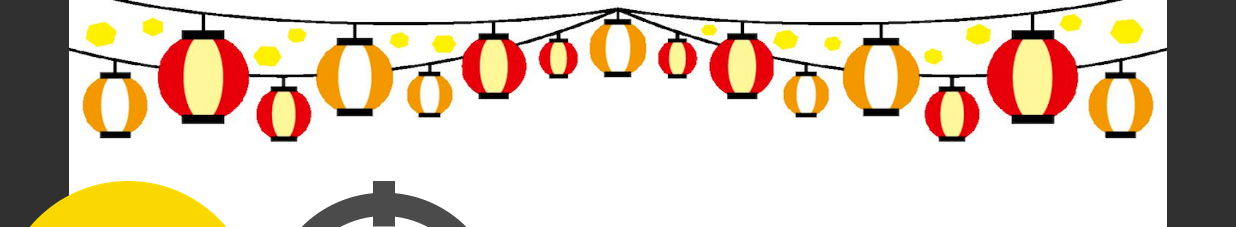
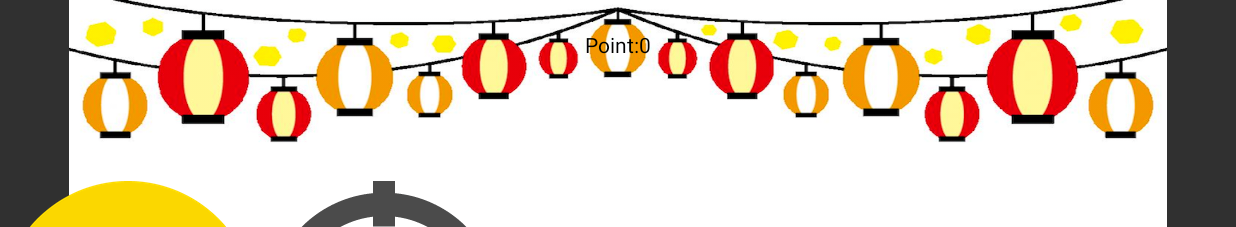
Before and after one commit to TakuKobayashi/Spajam2017, an Android app: the screen it shows after launch (MainActivity), on a phone screen of 824 x 412 dp (held sideways). Shown: the top 227 px of the screen. Run offline under Robolectric (Android 15) with nearby library versions, the phone set to English and light mode, and no system bars; libraries missing offline, so code that uses them is left out: com.google.android.gms; pictures from the network do not load; 9 statements that could not run were skipped.

Commit message:
一応ポイント表記

```diff
--- a/Android/app/src/main/java/kobayashi/taku/com/egaonotatsuzin/MainActivity.java
+++ b/Android/app/src/main/java/kobayashi/taku/com/egaonotatsuzin/MainActivity.java
@@ -37,6 +37,7 @@ public class MainActivity extends Activity {
     private Handler mDebugParameterHandler;
     private Handler mGenerateCircleHandler;
     private TextView mParamsText;
+    private TextView mPointValueText;
     private SoundGameView mSoundGameView;
     private Runnable mCircleRunnable;
     private float mPrevSmileValue = -1f;
@@ -48,6 +49,7 @@ public class MainActivity extends Activity {
     private int tenComboId;
     private int twentyComboId;
     private int comboCount = 0;
+    private int hitPoint = 0;
 
     @Override
     protected void onCreate(Bundle savedInstanceState) {
@@ -60,7 +62,8 @@ public class MainActivity extends Activity {
         Bitmap bgImage = ImageCacheManager.getInstance(ImageCacheManager.class).getImageFromAsset("images/game_background.png");
         bgImageView.setImageBitmap(bgImage);
 
-
+        mPointValueText = (TextView) findViewById(R.id.pointValueText);
+        mPointValueText.setText("Point:" + hitPoint);
 
         setupSoundEffects();
         setupGameSound();
@@ -218,6 +221,8 @@ public class MainActivity extends Activity {
             }else if(comboCount == 20){
                 mSoundPool.play(twentyComboId, 1.0f, 1.0f, 0, 0, 1);
             }
+            hitPoint = hitPoint + 10;
+            mPointValueText.setText("Point:" + hitPoint);
             Log.d(Config.TAG, "hit");
         }
     }
--- a/Android/app/src/main/res/layout/activity_main.xml
+++ b/Android/app/src/main/res/layout/activity_main.xml
@@ -28,6 +28,16 @@
         android:layout_alignParentTop="true"
         />
 
+    <TextView
+        android:id="@+id/pointValueText"
+        android:layout_width="wrap_content"
+        android:layout_height="wrap_content"
+        android:layout_centerHorizontal="true"
+        android:layout_alignParentTop="true"
+        android:layout_marginTop="20dp"
+        android:textColor="#FF000000"
+        />
+
     <ImageView
         android:id="@+id/smileIconImage"
         android:layout_width="wrap_content"
```
